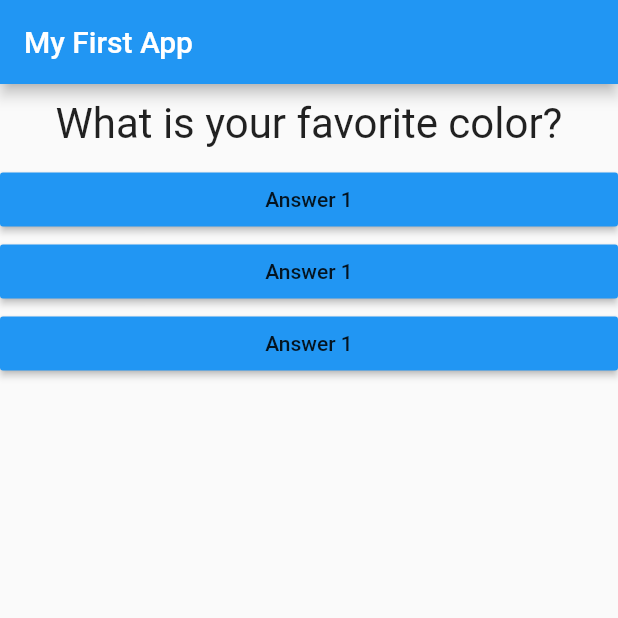
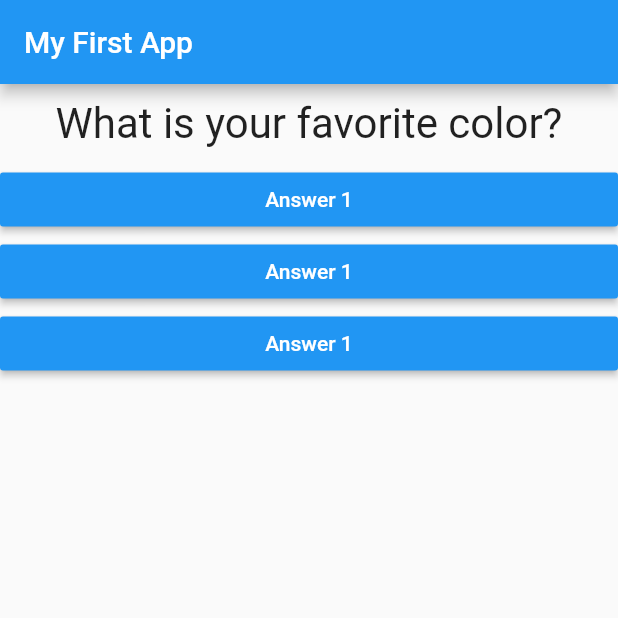
Before and after one commit to OlehPiskorskyj/FlutterCourse1, a Flutter app: the screen it shows after launch, on a phone screen of 412 x 824 dp, the top half of it. Run offline on Flutter 3.47's test engine with Material 2 defaults, Android fonts, the phone set to English and light mode, and no system bars.

```diff
--- a/flutter_complete_guide/lib/answer.dart
+++ b/flutter_complete_guide/lib/answer.dart
@@ -11,6 +11,7 @@ class Answer extends StatelessWidget {
       width: double.infinity,
       child: RaisedButton(
         color: Colors.blue,
+        textColor: Colors.white,
         child: Text("Answer 1"),
         onPressed: selectHandler,
       ),
--- a/flutter_complete_guide/lib/main.dart
+++ b/flutter_complete_guide/lib/main.dart
@@ -26,8 +26,18 @@ class _MyAppState extends State<MyApp> {
   @override
   Widget build(BuildContext context) {
     var questions = [
-      "What is your favorite color?",
-      "What is your favorite animal?"
+      {
+        "questionText": "What is your favorite color?",
+        "answers": ["Black", "Red", "Green", "White"]
+      },
+      {
+        "questionText": "What is your favorite animal?",
+        "answers": ["Cat", "Cat", "Cat", "Squirel"]
+      },
+      {
+        "questionText": "Who is your favorite instuctor?",
+        "answers": ["Oleh", "Oleh", "Oleh"]
+      }
     ];
 
     return MaterialApp(
@@ -38,7 +48,7 @@ class _MyAppState extends State<MyApp> {
         body: Column(
           children: [
             Question(
-              questions[_questionIndex],
+              questions[_questionIndex]["questionText"],
             ),
             Answer(_answerQuestion),
             Answer(_answerQuestion),
```
